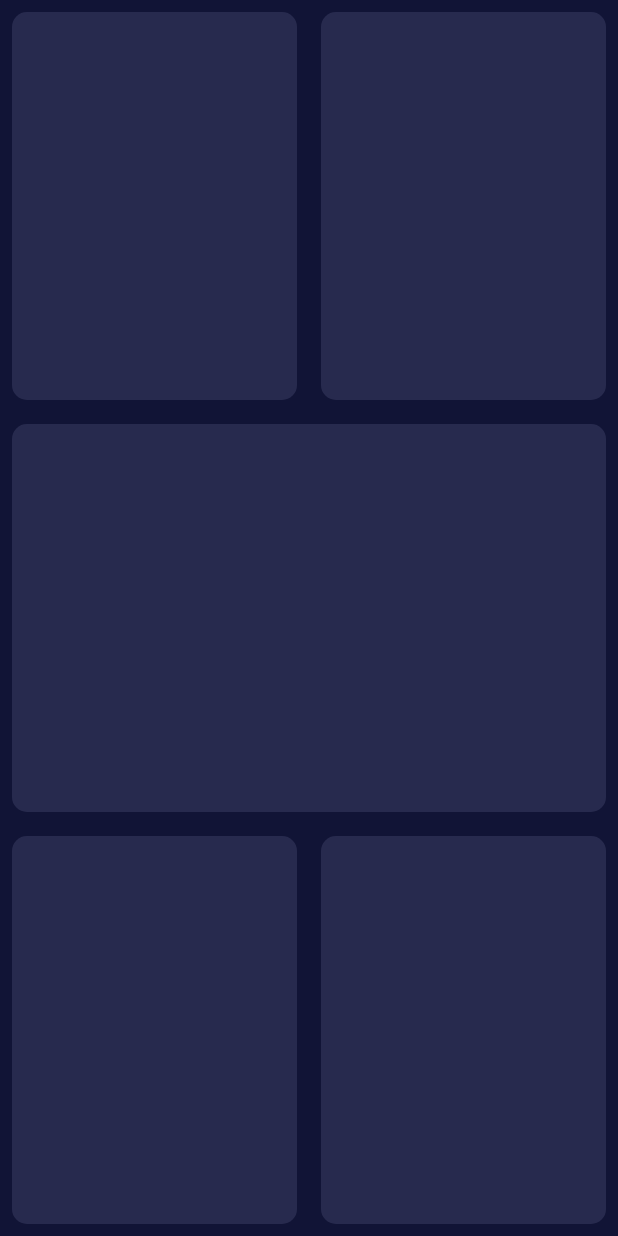
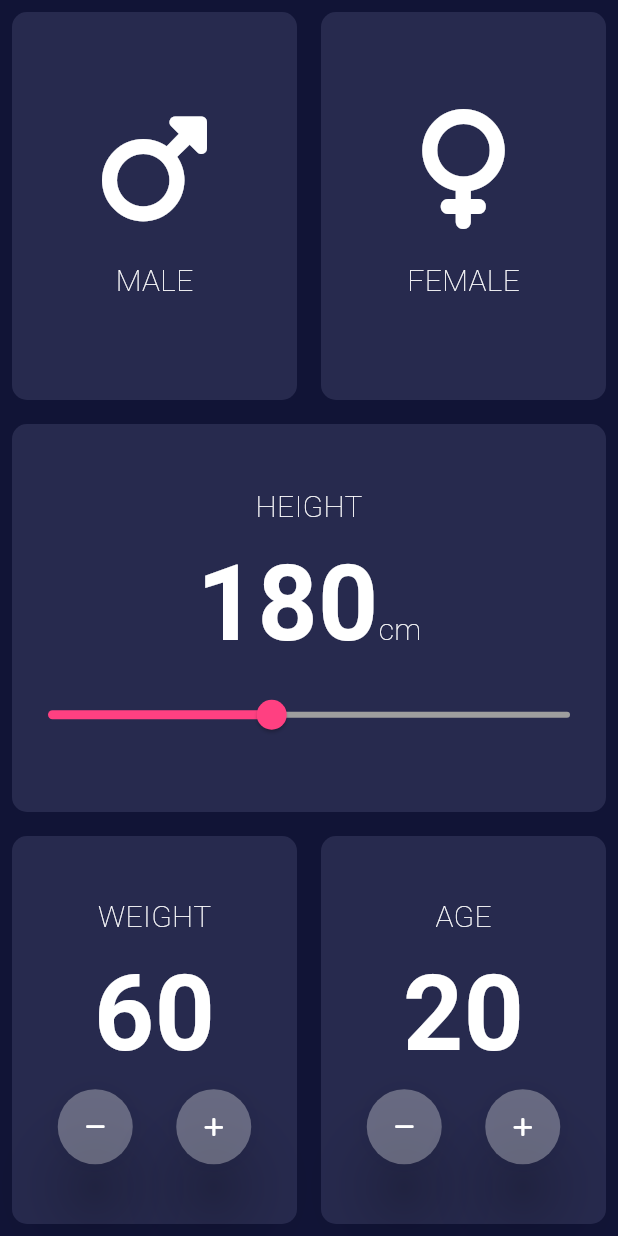
Before and after one commit to rihabalyasiri/bmi-calculator, a Flutter app: the screen it shows after launch, on a phone screen of 412 x 824 dp. Run offline on Flutter 3.47's test engine with Material 2 defaults, Android fonts, the phone set to English and light mode, and no system bars; our stand-ins replace font_awesome_flutter.

Commit message:
design finished

```diff
--- a/lib/card.dart
+++ b/lib/card.dart
@@ -2,16 +2,18 @@ import 'package:flutter/material.dart';
 
 class ReusableCard extends StatelessWidget {
   final Color colour;
+  final Widget child;
 
-  const ReusableCard({super.key, required this.colour});
+  const ReusableCard({super.key, required this.colour, required this.child});
 
   @override
   Widget build(BuildContext context) {
     return Container(
-        margin: const EdgeInsets.all(8),
+      margin: const EdgeInsets.all(8),
         decoration: BoxDecoration(
           borderRadius: BorderRadius.circular(10), // radius of 10
           color: colour,
-        ));
+        ),
+      child: child);
   }
 }
--- a/lib/home_screen.dart
+++ b/lib/home_screen.dart
@@ -1,30 +1,149 @@
 import 'package:flutter/material.dart';
 import 'package:bmi_calculator/card.dart';
+import 'package:font_awesome_flutter/font_awesome_flutter.dart';
+import 'package:bmi_calculator/rounded_button.dart';
 
 const Color containerBgColor = Color(0xFF272A4E);
+const textStyle =
+    TextStyle(color: Colors.white, fontWeight: FontWeight.w100, fontSize: 20);
+
+const numberStyle =
+    TextStyle(color: Colors.white, fontWeight: FontWeight.bold, fontSize: 70);
 
 class HomeScreen extends StatelessWidget {
   const HomeScreen({super.key});
 
   @override
   Widget build(BuildContext context) {
-    return const SafeArea(
+    return SafeArea(
       child: Column(
         children: [
-          Expanded(
+          const Expanded(
             child: Row(
               children: [
-                Expanded(child: ReusableCard(colour: containerBgColor,)),
-                Expanded(child: ReusableCard(colour: containerBgColor,))
+                Expanded(
+                    child: ReusableCard(
+                  colour: containerBgColor,
+                  child: Column(
+                    mainAxisAlignment: MainAxisAlignment.center,
+                    children: [
+                      FaIcon(
+                        FontAwesomeIcons.mars,
+                        color: Colors.white,
+                        size: 80,
+                      ),
+                      SizedBox(
+                        height: 20,
+                      ),
+                      Text(
+                        "MALE",
+                        style: textStyle,
+                      )
+                    ],
+                  ),
+                )),
+                Expanded(
+                    child: ReusableCard(
+                  colour: containerBgColor,
+                  child: Column(
+                    mainAxisAlignment: MainAxisAlignment.center,
+                    children: [
+                      FaIcon(
+                        FontAwesomeIcons.venus,
+                        color: Colors.white,
+                        size: 80,
+                      ),
+                      SizedBox(
+                        height: 20,
+                      ),
+                      Text(
+                        "FEMALE",
+                        style: textStyle,
+                      )
+                    ],
+                  ),
+                ))
               ],
             ),
           ),
-          Expanded(child: ReusableCard(colour: containerBgColor,)),
           Expanded(
+              child: ReusableCard(
+            colour: containerBgColor,
+            child: Column(
+              mainAxisAlignment: MainAxisAlignment.center,
+              children: [
+                const Text(
+                  "HEIGHT",
+                  style: textStyle,
+                ),
+                const Row(
+                    mainAxisAlignment: MainAxisAlignment.center,
+                    crossAxisAlignment: CrossAxisAlignment.baseline,
+                    textBaseline: TextBaseline.alphabetic,
+                    children: [
+                      Text(
+                        "180",
+                        style: numberStyle,
+                      ),
+                      Text("cm",
+                          style:textStyle)
+                    ]),
+                Slider(
+                  value: 160,
+                  min: 130,
+                  max: 200,
+                  onChanged: (newValue) {},
+                  activeColor: Colors.pinkAccent,
+                  inactiveColor: Colors.grey,
+                )
+              ],
+            ),
+          )),
+           Expanded(
             child: Row(
               children: [
-                Expanded(child: ReusableCard(colour: containerBgColor,)),
-                Expanded(child: ReusableCard(colour: containerBgColor,))
+                Expanded(
+                    child: ReusableCard(
+                  colour: containerBgColor,
+                  child: Column(
+                    mainAxisAlignment: MainAxisAlignment.center,
+                    children: [
+                      const Text(
+                        "WEIGHT", style: textStyle,
+                      ),
+                      const Text("60", style: numberStyle,),
+                      Row(
+                        mainAxisAlignment: MainAxisAlignment.center,
+                        children: [
+                          RoundedButton(icon: FontAwesomeIcons.minus, onPressed:() {} ,),
+                          const SizedBox(width: 15,),
+                          RoundedButton(icon: FontAwesomeIcons.plus, onPressed:() {} ,)
+                        ],
+                      )
+                    ],
+                  ),
+                )),
+                 Expanded(
+                    child: ReusableCard(
+                  colour: containerBgColor,
+                  child: Column(
+                    mainAxisAlignment: MainAxisAlignment.center,
+                    children: [
+                      const Text(
+                        "AGE", style: textStyle,
+                      ),
+                      const Text("20", style: numberStyle,),
+                      Row(
+                        mainAxisAlignment: MainAxisAlignment.center,
+                        children: [
+                          RoundedButton(icon: FontAwesomeIcons.minus, onPressed:() {} ,),
+                          const SizedBox(width: 15,),
+                          RoundedButton(icon: FontAwesomeIcons.plus, onPressed:() {} ,)
+                        ],
+                      )
+                    ],
+                  ),
+                ))
               ],
             ),
           ),
--- /dev/null
+++ b/lib/rounded_button.dart
@@ -0,0 +1,28 @@
+import 'package:flutter/material.dart';
+import 'package:font_awesome_flutter/font_awesome_flutter.dart';
+
+class RoundedButton extends StatelessWidget {
+  RoundedButton({super.key, required this.icon, required this.onPressed});
+
+  final IconData icon;
+  final VoidCallback onPressed;
+
+  @override
+  Widget build(BuildContext context) {
+    return ElevatedButton(
+      onPressed: onPressed,
+      style: ElevatedButton.styleFrom(
+        fixedSize: const Size(50, 50),
+        shape: const CircleBorder(),
+        alignment: Alignment.center,
+        backgroundColor: Colors.white30,
+      elevation: 20
+      ),
+      child: FaIcon(
+        icon,
+        size: 15,
+        color: Colors.white,
+      ),
+    );
+  }
+}
--- a/pubspec.yaml
+++ b/pubspec.yaml
@@ -35,6 +35,7 @@ dependencies:
   # The following adds the Cupertino Icons font to your application.
   # Use with the CupertinoIcons class for iOS style icons.
   cupertino_icons: ^1.0.2
+  font_awesome_flutter: ^10.5.0
 
 dev_dependencies:
   flutter_test:
```
Also changed, not shown: pubspec.lock.
